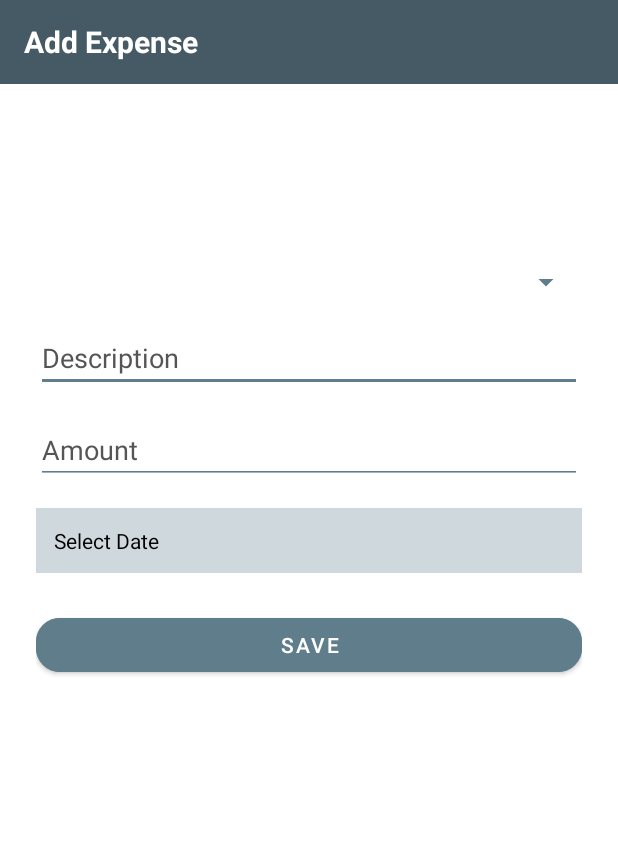
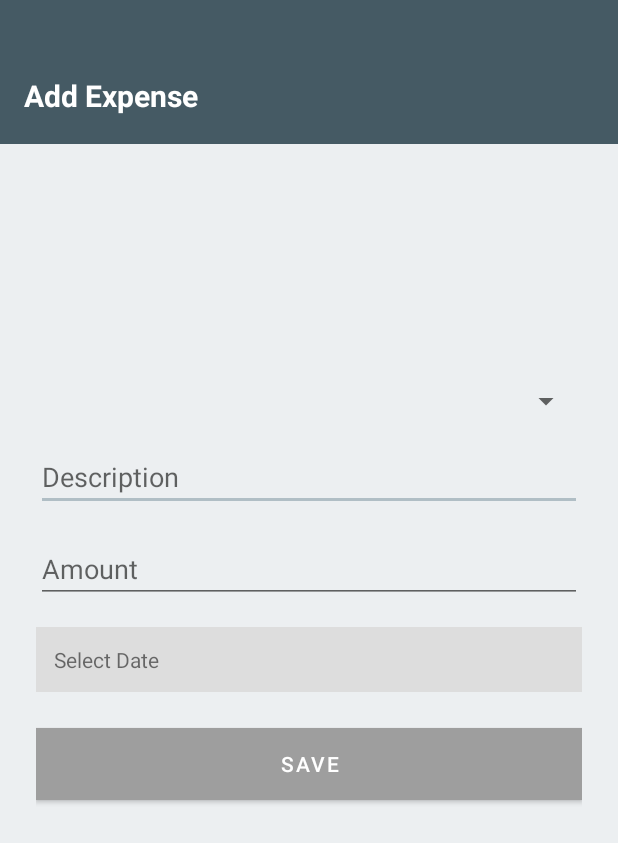
Before and after one commit to PIXEL-PEN/Expense-Tracker, an Android app: the AddExpenseActivity screen opened directly, with no data from a screen before it, on a phone screen of 412 x 824 dp. Shown: the top 843 px of the screen. Run offline under Robolectric (Android 15) with nearby library versions, the phone set to English and light mode, and no system bars.

Commit message:
Initial commit: placeholder screens, main menu buttons working, top bar template ready

```diff
--- a/app/src/main/res/layout/activity_add_expense.xml
+++ b/app/src/main/res/layout/activity_add_expense.xml
@@ -1,38 +1,36 @@
 <?xml version="1.0" encoding="utf-8"?>
 <LinearLayout xmlns:android="http://schemas.android.com/apk/res/android"
+    android:orientation="vertical"
     android:layout_width="match_parent"
     android:layout_height="match_parent"
-    android:orientation="vertical"
-    android:background="#FFFFFF">
+    android:background="#ECEFF1">
 
     <!-- Top bar -->
     <TextView
         android:layout_width="match_parent"
-        android:layout_height="56dp"
+        android:layout_height="96dp"
         android:gravity="center_vertical|start"
         android:paddingStart="16dp"
+        android:paddingTop="32dp"
         android:text="Add Expense"
+        android:textColor="@android:color/white"
         android:textSize="20sp"
         android:textStyle="bold"
-        android:background="#455A64"
-        android:textColor="#FFFFFF"/>
+        android:background="#455A64" />
 
-    <!-- Body container -->
     <LinearLayout
         android:orientation="vertical"
         android:layout_width="match_parent"
-        android:layout_height="wrap_content"
+        android:layout_height="match_parent"
+        android:padding="24dp"
         android:gravity="center_horizontal"
-        android:layout_marginTop="120dp"
-        android:paddingStart="24dp"
-        android:paddingEnd="24dp">
+        android:layout_marginTop="135dp">
 
-        <Spinner
+    <Spinner
             android:id="@+id/spinner_category"
             android:layout_width="match_parent"
             android:layout_height="wrap_content"
             android:layout_marginBottom="16dp"
-            android:backgroundTint="#607D8B"
             android:prompt="@string/category_prompt" />
 
         <EditText
@@ -40,10 +38,7 @@
             android:layout_width="match_parent"
             android:layout_height="wrap_content"
             android:hint="Description"
-            android:layout_marginBottom="16dp"
-            android:backgroundTint="#607D8B"
-            android:textColor="#000000"
-            android:textColorHint="#555555"/>
+            android:layout_marginBottom="16dp"/>
 
         <EditText
             android:id="@+id/edit_amount"
@@ -51,10 +46,7 @@
             android:layout_height="wrap_content"
             android:hint="Amount"
             android:inputType="numberDecimal"
-            android:layout_marginBottom="16dp"
-            android:backgroundTint="#607D8B"
-            android:textColor="#000000"
-            android:textColorHint="#555555"/>
+            android:layout_marginBottom="16dp"/>
 
         <TextView
             android:id="@+id/text_date"
@@ -62,8 +54,7 @@
             android:layout_height="wrap_content"
             android:text="Select Date"
             android:padding="12dp"
-            android:background="#CFD8DC"
-            android:textColor="#000000"
+            android:background="#DDDDDD"
             android:layout_marginBottom="24dp"/>
 
         <Button
@@ -71,9 +62,9 @@
             android:layout_width="match_parent"
             android:layout_height="wrap_content"
             android:text="Save"
-            android:backgroundTint="#607D8B"
-            android:textColor="#FFFFFF"
-            android:elevation="4dp"/>
+            android:background="#6200EE"
+            android:textColor="#FFFFFF"/>
+
     </LinearLayout>
 
 </LinearLayout>
```
Also changed, not shown: app/src/main/res/layout/activity_about.xml (+28 -6 lines), app/src/main/res/layout/activity_settings.xml (+28 -6 lines), app/src/main/res/layout/activity_view_menu.xml (+27 -6 lines).
